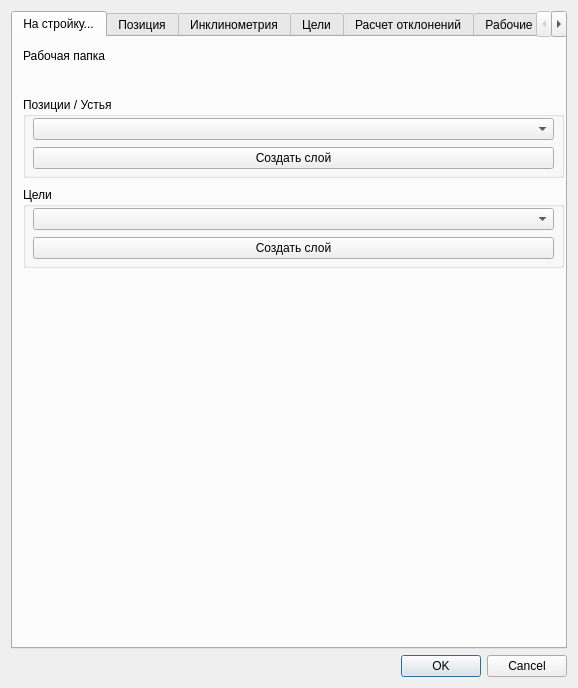
Before: the Qt Designer form inclinometr_dialog_base.ui in Aykuayvenchorr/inclinometr, drawn with Qt 5.
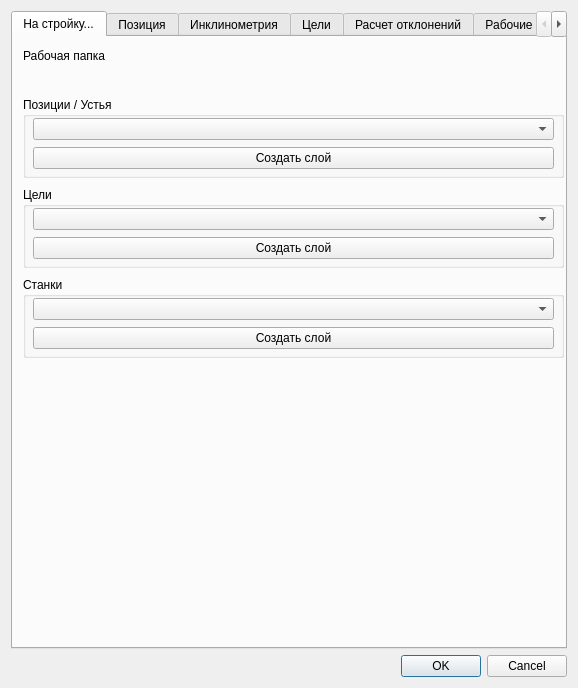
After: the same form once the commit is applied. Icons and pictures are not drawn. Custom widgets are drawn as their Qt base class.

What changed in the file:
```diff
--- a/inclinometr_dialog_base.ui
+++ b/inclinometr_dialog_base.ui
@@ -144,6 +144,41 @@
         </layout>
        </widget>
       </widget>
+      <widget class="QGroupBox" name="tabSettingsWellheadGbox_3">
+       <property name="geometry">
+        <rect>
+         <x>10</x>
+         <y>240</y>
+         <width>541</width>
+         <height>81</height>
+        </rect>
+       </property>
+       <property name="title">
+        <string>Станки</string>
+       </property>
+       <widget class="QWidget" name="layoutWidget_3">
+        <property name="geometry">
+         <rect>
+          <x>10</x>
+          <y>20</y>
+          <width>521</width>
+          <height>53</height>
+         </rect>
+        </property>
+        <layout class="QVBoxLayout" name="verticalLayout_12">
+         <item>
+          <widget class="QgsMapLayerComboBox" name="tabSettingsBoresMLCBox"/>
+         </item>
+         <item>
+          <widget class="QPushButton" name="tabSettingsBoresBtn">
+           <property name="text">
+            <string>Создать слой</string>
+           </property>
+          </widget>
+         </item>
+        </layout>
+       </widget>
+      </widget>
      </widget>
      <widget class="QWidget" name="Ust">
       <attribute name="title">
```
